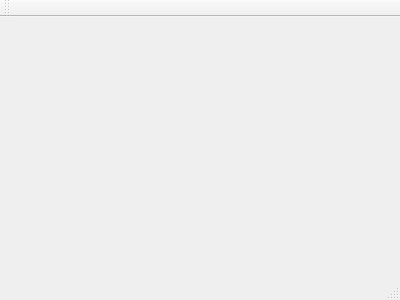
matthijahn/SensorTag, file sensortag.ui: the form before one commit.
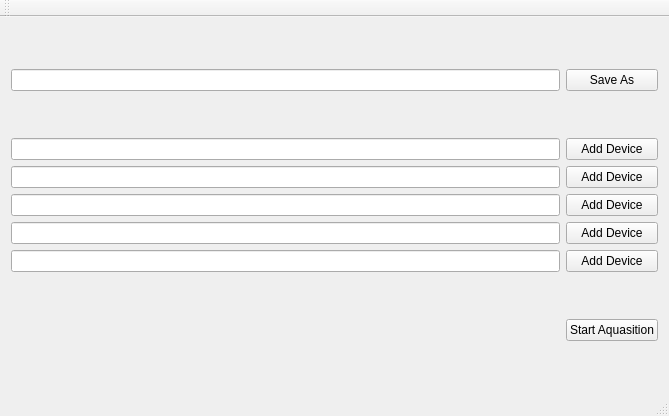
The form after the commit.

Commit message: changed Mainwindow Layout

Diff of the .ui file:
```diff
--- a/sensortag.ui
+++ b/sensortag.ui
@@ -1,24 +1,117 @@
 <ui version="4.0">
  <class>sensortag</class>
- <widget class="QMainWindow" name="sensortag" >
-  <property name="geometry" >
+ <widget class="QMainWindow" name="sensortag">
+  <property name="geometry">
    <rect>
     <x>0</x>
     <y>0</y>
-    <width>400</width>
-    <height>300</height>
+    <width>669</width>
+    <height>416</height>
    </rect>
   </property>
   <property name="windowTitle" >
    <string>sensortag</string>
   </property>
-  <widget class="QMenuBar" name="menuBar" />
-  <widget class="QToolBar" name="mainToolBar" />
-  <widget class="QWidget" name="centralWidget" />
-  <widget class="QStatusBar" name="statusBar" />
+  <widget class="QWidget" name="centralWidget">
+   <layout class="QGridLayout" name="gridLayout">
+    <item row="2" column="1">
+     <widget class="QPushButton" name="btn_start">
+      <property name="text">
+       <string>Start Aquasition</string>
+      </property>
+     </widget>
+    </item>
+    <item row="1" column="1">
+     <layout class="QVBoxLayout" name="verticalLayout">
+      <item>
+       <widget class="QPushButton" name="btn_2">
+        <property name="text">
+         <string>Add Device</string>
+        </property>
+       </widget>
+      </item>
+      <item>
+       <widget class="QPushButton" name="btn_4">
+        <property name="text">
+         <string>Add Device</string>
+        </property>
+       </widget>
+      </item>
+      <item>
+       <widget class="QPushButton" name="btn_3">
+        <property name="text">
+         <string>Add Device</string>
+        </property>
+       </widget>
+      </item>
+      <item>
+       <widget class="QPushButton" name="btn_1">
+        <property name="text">
+         <string>Add Device</string>
+        </property>
+       </widget>
+      </item>
+      <item>
+       <widget class="QPushButton" name="btn_5">
+        <property name="text">
+         <string>Add Device</string>
+        </property>
+       </widget>
+      </item>
+     </layout>
+    </item>
+    <item row="1" column="0">
+     <layout class="QVBoxLayout" name="verticalLayout_2">
+      <item>
+       <widget class="QLineEdit" name="le_2"/>
+      </item>
+      <item>
+       <widget class="QLineEdit" name="le_4"/>
+      </item>
+      <item>
+       <widget class="QLineEdit" name="le_1"/>
+      </item>
+      <item>
+       <widget class="QLineEdit" name="le_3"/>
+      </item>
+      <item>
+       <widget class="QLineEdit" name="le_5"/>
+      </item>
+     </layout>
+    </item>
+    <item row="0" column="0">
+     <widget class="QLineEdit" name="le_out_fname"/>
+    </item>
+    <item row="0" column="1">
+     <widget class="QPushButton" name="btn_sel_out_fname">
+      <property name="text">
+       <string>Save As</string>
+      </property>
+     </widget>
+    </item>
+   </layout>
+  </widget>
+  <widget class="QMenuBar" name="menuBar">
+   <property name="geometry">
+    <rect>
+     <x>0</x>
+     <y>0</y>
+     <width>669</width>
+     <height>26</height>
+    </rect>
+   </property>
+  </widget>
+  <widget class="QToolBar" name="mainToolBar">
+   <attribute name="toolBarArea">
+    <enum>TopToolBarArea</enum>
+   </attribute>
+   <attribute name="toolBarBreak">
+    <bool>false</bool>
+   </attribute>
+  </widget>
+  <widget class="QStatusBar" name="statusBar"/>
  </widget>
- <layoutDefault spacing="6" margin="11" />
- <pixmapfunction></pixmapfunction>
+ <layoutdefault spacing="6" margin="11"/>
  <resources/>
  <connections/>
 </ui>
```
Left out of the diff: 3 changed lines with no effect on the pictures. The commit also changes 1 other file.
